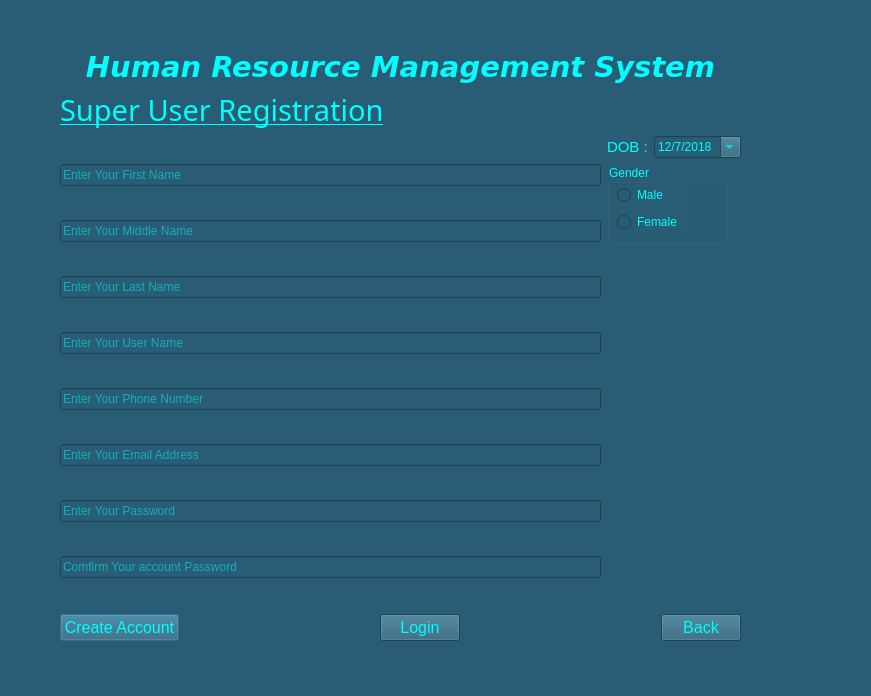
Before: the Qt Designer form pyqt/Layouts/signup.ui in bellyfat/HRMS, drawn with Qt 5.
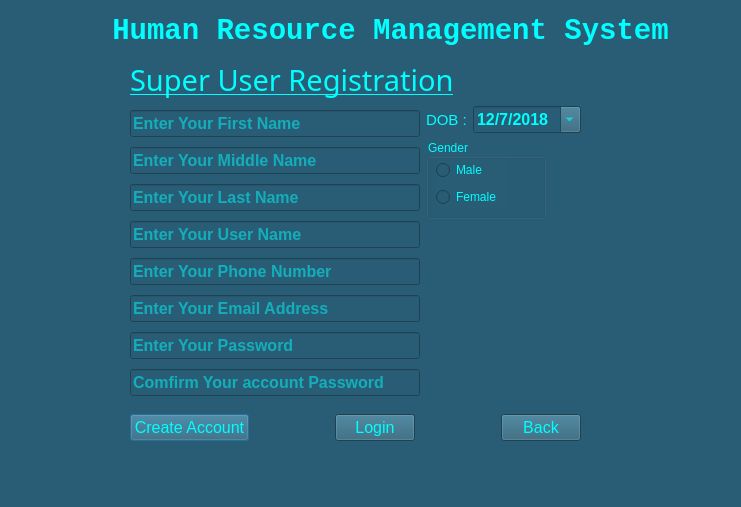
After: the same form once the commit is applied. Icons and pictures are not drawn.

The edit to the form file:
```diff
--- a/pyqt/Layouts/signup.ui
+++ b/pyqt/Layouts/signup.ui
@@ -6,8 +6,8 @@
    <rect>
     <x>0</x>
     <y>0</y>
-    <width>871</width>
-    <height>696</height>
+    <width>741</width>
+    <height>507</height>
    </rect>
   </property>
   <property name="windowTitle">
@@ -20,37 +20,16 @@
   <property name="styleSheet">
    <string notr="true">background-color:rgb(40, 93, 117);color:rgb(0, 255, 255)</string>
   </property>
-  <widget class="QWidget" name="verticalLayoutWidget">
+  <widget class="QWidget" name="layoutWidget">
    <property name="geometry">
     <rect>
-     <x>60</x>
-     <y>50</y>
-     <width>681</width>
-     <height>591</height>
+     <x>130</x>
+     <y>60</y>
+     <width>451</width>
+     <height>381</height>
     </rect>
    </property>
-   <layout class="QVBoxLayout" name="verticalLayout_5">
-    <item>
      <layout class="QVBoxLayout" name="verticalLayout_2">
-      <item>
-       <widget class="QLabel" name="label_11">
-        <property name="font">
-         <font>
-          <family>Verdana</family>
-          <pointsize>22</pointsize>
-          <weight>75</weight>
-          <italic>true</italic>
-          <bold>true</bold>
-         </font>
-        </property>
-        <property name="text">
-         <string>Human Resource Management System</string>
-        </property>
-        <property name="alignment">
-         <set>Qt::AlignCenter</set>
-        </property>
-       </widget>
-      </item>
       <item>
        <widget class="QLabel" name="label">
         <property name="font">
@@ -73,6 +52,14 @@
            <layout class="QHBoxLayout" name="horizontalLayout_2">
             <item>
              <widget class="QLineEdit" name="lineEdit_fn">
+            <property name="font">
+             <font>
+              <family>System</family>
+              <pointsize>12</pointsize>
+              <weight>75</weight>
+              <bold>true</bold>
+             </font>
+            </property>
               <property name="statusTip">
                <string>Please Enter your First Name</string>
               </property>
@@ -87,6 +74,14 @@
            <layout class="QHBoxLayout" name="horizontalLayout_3">
             <item>
              <widget class="QLineEdit" name="lineEdit_mn">
+            <property name="font">
+             <font>
+              <family>System</family>
+              <pointsize>12</pointsize>
+              <weight>75</weight>
+              <bold>true</bold>
+             </font>
+            </property>
               <property name="statusTip">
                <string>Please Enter your Middle Name</string>
               </property>
@@ -101,6 +96,14 @@
            <layout class="QHBoxLayout" name="horizontalLayout_4">
             <item>
              <widget class="QLineEdit" name="lineEdit_ln">
+            <property name="font">
+             <font>
+              <family>System</family>
+              <pointsize>12</pointsize>
+              <weight>75</weight>
+              <bold>true</bold>
+             </font>
+            </property>
               <property name="statusTip">
                <string>Please Enter your Last Name</string>
               </property>
@@ -115,6 +118,14 @@
            <layout class="QHBoxLayout" name="horizontalLayout_5">
             <item>
              <widget class="QLineEdit" name="lineEdit_un">
+            <property name="font">
+             <font>
+              <family>System</family>
+              <pointsize>12</pointsize>
+              <weight>75</weight>
+              <bold>true</bold>
+             </font>
+            </property>
               <property name="statusTip">
                <string>Please Enter your User  Name</string>
               </property>
@@ -129,6 +140,14 @@
            <layout class="QHBoxLayout" name="horizontalLayout_6">
             <item>
              <widget class="QLineEdit" name="lineEdit_tell">
+            <property name="font">
+             <font>
+              <family>System</family>
+              <pointsize>12</pointsize>
+              <weight>75</weight>
+              <bold>true</bold>
+             </font>
+            </property>
               <property name="statusTip">
                <string>Please Enter your Phone Number</string>
               </property>
@@ -143,6 +162,14 @@
            <layout class="QHBoxLayout" name="horizontalLayout_7">
             <item>
              <widget class="QLineEdit" name="lineEdit_email">
+            <property name="font">
+             <font>
+              <family>System</family>
+              <pointsize>12</pointsize>
+              <weight>75</weight>
+              <bold>true</bold>
+             </font>
+            </property>
               <property name="statusTip">
                <string>Please Enter your Email Address</string>
               </property>
@@ -157,6 +184,14 @@
            <layout class="QHBoxLayout" name="horizontalLayout_8">
             <item>
              <widget class="QLineEdit" name="lineEdit_pswrd">
+            <property name="font">
+             <font>
+              <family>System</family>
+              <pointsize>12</pointsize>
+              <weight>75</weight>
+              <bold>true</bold>
+             </font>
+            </property>
               <property name="statusTip">
                <string>Please Enter your account Password</string>
               </property>
@@ -171,6 +206,14 @@
            <layout class="QHBoxLayout" name="horizontalLayout_9">
             <item>
              <widget class="QLineEdit" name="lineEdit_cpswrd">
+            <property name="font">
+             <font>
+              <family>System</family>
+              <pointsize>12</pointsize>
+              <weight>75</weight>
+              <bold>true</bold>
+             </font>
+            </property>
               <property name="statusTip">
                <string>Please Confirm your account Password</string>
               </property>
@@ -205,6 +248,14 @@
             </item>
             <item>
              <widget class="QDateEdit" name="dateEdit_dob">
+            <property name="font">
+             <font>
+              <family>System</family>
+              <pointsize>12</pointsize>
+              <weight>75</weight>
+              <bold>true</bold>
+             </font>
+            </property>
               <property name="dateTime">
                <datetime>
                 <hour>0</hour>
@@ -242,7 +293,7 @@
             <property name="title">
              <string>Gender</string>
             </property>
-            <widget class="QWidget" name="layoutWidget">
+          <widget class="QWidget" name="layoutWidget_2">
              <property name="geometry">
               <rect>
                <x>10</x>
@@ -379,8 +430,31 @@
        </layout>
       </item>
      </layout>
-    </item>
-   </layout>
+  </widget>
+  <widget class="QLabel" name="label_11">
+   <property name="geometry">
+    <rect>
+     <x>100</x>
+     <y>10</y>
+     <width>581</width>
+     <height>41</height>
+    </rect>
+   </property>
+   <property name="font">
+    <font>
+     <family>Courier New</family>
+     <pointsize>22</pointsize>
+     <weight>75</weight>
+     <italic>false</italic>
+     <bold>true</bold>
+    </font>
+   </property>
+   <property name="text">
+    <string>Human Resource Management System</string>
+   </property>
+   <property name="alignment">
+    <set>Qt::AlignCenter</set>
+   </property>
   </widget>
  </widget>
  <resources/>
```
Left out of the diff: 6 changed lines with no effect on the pictures. Lines whose indentation alone changed are shown as unchanged.
